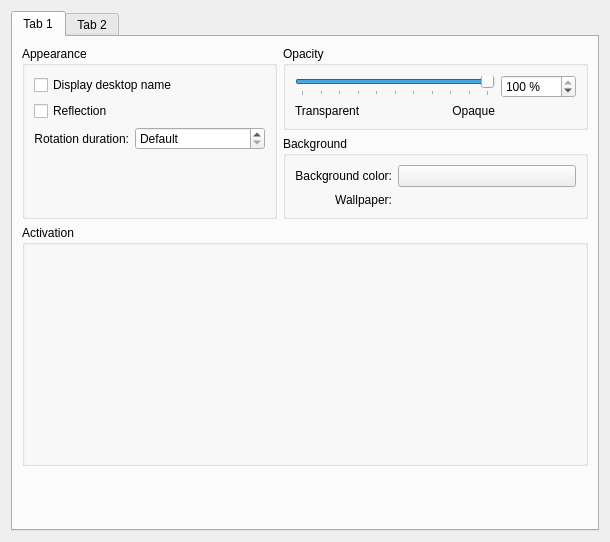
Before: the Qt Designer form effects/cube/cylinder_config.ui in KDE/kwin, drawn with Qt 5.
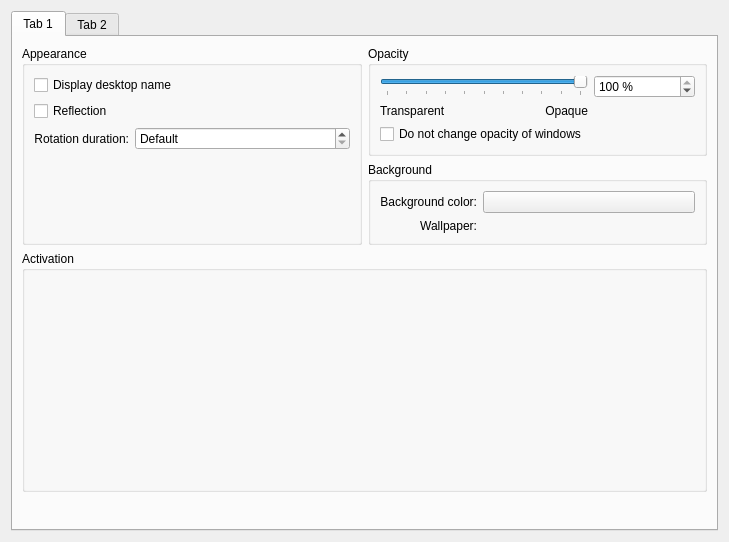
After: the same form once the commit is applied. Custom widgets are drawn as their Qt base class.

Commit message: Option to not change the opacity of windows in cube mode. That way only the cube (that is the desktops) will be painted in a transparent way. FEATURE: 182195

```diff
--- a/effects/cube/cylinder_config.ui
+++ b/effects/cube/cylinder_config.ui
@@ -5,7 +5,7 @@
    <rect>
     <x>0</x>
     <y>0</y>
-    <width>610</width>
+    <width>729</width>
     <height>542</height>
    </rect>
   </property>
@@ -241,6 +241,13 @@
             </property>
            </widget>
           </item>
+          <item row="3" column="0" colspan="3" >
+           <widget class="QCheckBox" name="desktopOpacityOnlyBox" >
+            <property name="text" >
+             <string>Do not change opacity of windows</string>
+            </property>
+           </widget>
+          </item>
          </layout>
         </widget>
        </item>
```
Left out of the diff: 1 changed line with no effect on the pictures. The commit also changes 7 other files.
